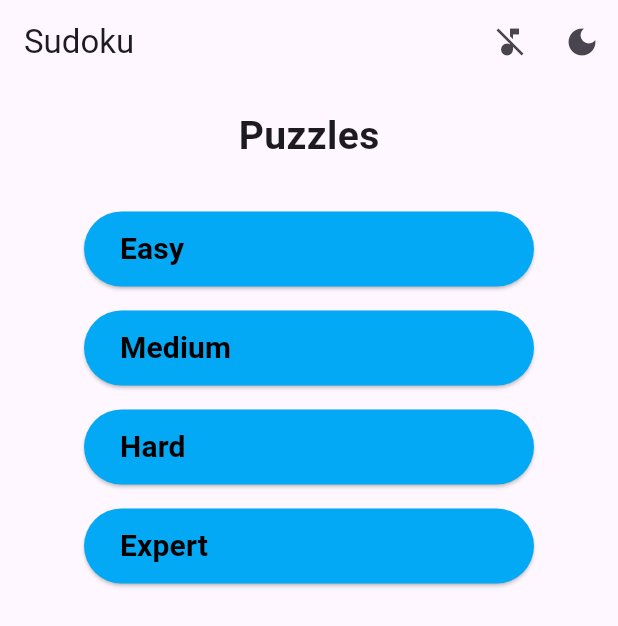
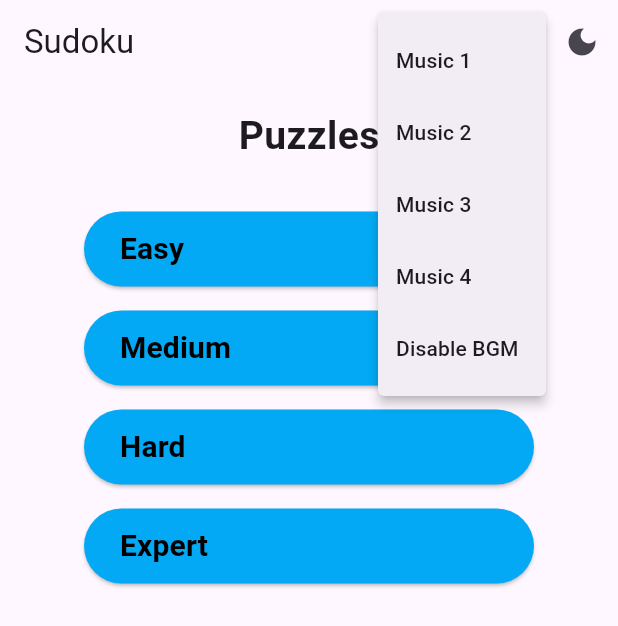
Before and after one commit to bh4bxl/sudoku_app, a Flutter app: the screen it shows after launch, after a tap on the "music note" icon, on a phone screen of 412 x 824 dp. Shown: the top 626 px of the screen. Run offline on Flutter 3.47's test engine with Material 3 defaults, Android fonts, the light colour scheme and no system bars; our stand-ins replace just_audio.

Commit message:
Add CommonAppBar for all pages, add bgm switching
Signed-off-by: BH4BXL <bh4bxl@gmail.com>

```diff
--- /dev/null
+++ b/lib/common_app_bar.dart
@@ -0,0 +1,74 @@
+import 'package:flutter/material.dart';
+import 'package:sudoku_app/services/bgm_service.dart';
+
+enum BgmAction { bgm1, bgm2, bgm3, bgm4, disable }
+
+class CommonAppBar extends StatelessWidget implements PreferredSizeWidget {
+  final String title;
+  final VoidCallback onToggleTheme;
+  final ThemeMode themeMode;
+  final List<Widget>? actions;
+  final bool showBack;
+
+  const CommonAppBar({
+    super.key,
+    required this.title,
+    required this.onToggleTheme,
+    required this.themeMode,
+    this.actions,
+    this.showBack = true,
+  });
+
+  @override
+  Size get preferredSize => const Size.fromHeight(kToolbarHeight);
+
+  @override
+  Widget build(BuildContext context) {
+    final canGoBack = Navigator.of(context).canPop();
+    return AppBar(
+      title: Text(title),
+      automaticallyImplyLeading: showBack && canGoBack,
+      actions: [
+        if (actions != null) ...actions!,
+        ValueListenableBuilder<bool>(
+          valueListenable: BgmService.instance.isPlaying,
+          builder: (_, isPlaying, _) {
+            return PopupMenuButton(
+              icon: Icon(isPlaying ? Icons.music_note : Icons.music_off),
+              onSelected: (value) async {
+                switch (value) {
+                  case BgmAction.bgm1:
+                    await BgmService.instance.selectAndPlay(0);
+                    break;
+                  case BgmAction.bgm2:
+                    await BgmService.instance.selectAndPlay(1);
+                    break;
+                  case BgmAction.bgm3:
+                    await BgmService.instance.selectAndPlay(2);
+                    break;
+                  case BgmAction.bgm4:
+                    await BgmService.instance.selectAndPlay(3);
+                    break;
+                  case BgmAction.disable:
+                    await BgmService.instance.stop();
+                    break;
+                }
+              },
+              itemBuilder: (context) => [
+                const PopupMenuItem(value: BgmAction.bgm1, child: Text("Music 1")),
+                const PopupMenuItem(value: BgmAction.bgm2, child: Text("Music 2")),
+                const PopupMenuItem(value: BgmAction.bgm3, child: Text("Music 3")),
+                const PopupMenuItem(value: BgmAction.bgm4, child: Text("Music 4")),
+                const PopupMenuItem(value: BgmAction.disable, child: Text("Disable BGM")),
+              ],
+            );
+          },
+        ),
+        IconButton(
+          onPressed: onToggleTheme,
+          icon: Icon(themeMode == ThemeMode.light ? Icons.dark_mode : Icons.light_mode),
+        ),
+      ],
+    );
+  }
+}
--- a/lib/main.dart
+++ b/lib/main.dart
@@ -1,8 +1,11 @@
 import 'package:flutter/material.dart';
 import 'package:sudoku_app/board.dart';
+import 'package:sudoku_app/common_app_bar.dart';
 import 'package:sudoku_app/sudoku.dart';
 import 'package:sudoku_app/services/bgm_service.dart';
 import 'package:sudoku_app/services/sfx_service.dart';
+
+enum BgmAction { bgm1, bgm2, bgm3, bgm4, disable }
 
 void main() async {
   WidgetsFlutterBinding.ensureInitialized();
@@ -20,18 +23,10 @@ class SudokuApp extends StatefulWidget {
 
 class _SudokuAppState extends State<SudokuApp> {
   ThemeMode _themeMode = ThemeMode.light;
-  bool _musicOn = true;
 
   void _toggleTheme() {
     setState(() {
       _themeMode = _themeMode == ThemeMode.light ? ThemeMode.dark : ThemeMode.light;
-    });
-  }
-
-  void _onOffMusic() {
-    setState(() {
-      _musicOn = !_musicOn;
-      _musicOn ? BgmService.instance.play() : BgmService.instance.stop();
     });
   }
 
@@ -68,12 +63,7 @@ class _SudokuAppState extends State<SudokuApp> {
           error: Colors.red,
         ),
       ),
-      home: HomePage(
-        onToggleTheme: _toggleTheme,
-        themeMode: _themeMode,
-        onOffMusic: _onOffMusic,
-        musicOn: _musicOn,
-      ),
+      home: HomePage(onToggleTheme: _toggleTheme, themeMode: _themeMode),
     );
   }
 }
@@ -81,16 +71,8 @@ class _SudokuAppState extends State<SudokuApp> {
 class HomePage extends StatefulWidget {
   final VoidCallback onToggleTheme;
   final ThemeMode themeMode;
-  final VoidCallback onOffMusic;
-  final bool musicOn;
 
-  const HomePage({
-    super.key,
-    required this.onToggleTheme,
-    required this.themeMode,
-    required this.onOffMusic,
-    required this.musicOn,
-  });
+  const HomePage({super.key, required this.onToggleTheme, required this.themeMode});
 
   @override
   State<HomePage> createState() => _HomePageState();
@@ -100,7 +82,7 @@ class _HomePageState extends State<HomePage> {
   @override
   void initState() {
     super.initState();
-    BgmService.instance.play();
+    BgmService.instance.selectAndPlay(0);
   }
 
   Widget _buildLevelButton(BuildContext context, Difficulty difficulty) {
@@ -127,8 +109,6 @@ class _HomePageState extends State<HomePage> {
             builder: (context) => BoardPage(
               onToggleTheme: widget.onToggleTheme,
               themeMode: widget.themeMode,
-              onOffMusic: widget.onOffMusic,
-              musicOn: widget.musicOn,
               difficulty: difficulty,
             ),
           ),
@@ -144,18 +124,10 @@ class _HomePageState extends State<HomePage> {
   @override
   Widget build(BuildContext context) {
     return Scaffold(
-      appBar: AppBar(
-        title: const Text('Sudoku'),
-        actions: [
-          IconButton(
-            icon: Icon(widget.musicOn ? Icons.music_note : Icons.music_off),
-            onPressed: widget.onOffMusic,
-          ),
-          IconButton(
-            onPressed: widget.onToggleTheme,
-            icon: Icon(widget.themeMode == ThemeMode.light ? Icons.dark_mode : Icons.light_mode),
-          ),
-        ],
+      appBar: CommonAppBar(
+        title: 'Sudoku',
+        onToggleTheme: widget.onToggleTheme,
+        themeMode: widget.themeMode,
       ),
       body: Center(
         child: Column(
--- a/lib/services/bgm_service.dart
+++ b/lib/services/bgm_service.dart
@@ -1,3 +1,4 @@
+import 'package:flutter/cupertino.dart';
 import 'package:just_audio/just_audio.dart';
 
 class BgmService {
@@ -5,23 +6,65 @@ class BgmService {
   static final BgmService instance = BgmService._privateConstructor();
 
   final AudioPlayer _player = AudioPlayer();
+  final List<String> tracks = [
+    'assets/audio/bgm/background0.ogg',
+    'assets/audio/bgm/background1.ogg',
+    'assets/audio/bgm/background2.ogg',
+    'assets/audio/bgm/background3.ogg',
+  ];
+
+  final ValueNotifier<int?> selectedIndex = ValueNotifier<int?>(null);
+  final ValueNotifier<bool> isPlaying = ValueNotifier<bool>(false);
 
   Future<void> init() async {
-    await _player.setAsset('assets/audio/bgm/background0.ogg');
     _player.setLoopMode(LoopMode.one);
+    _player.playerStateStream.listen((state) {
+      isPlaying.value = state.playing;
+    });
     _player.setVolume(0.4);
   }
 
-  void play() {
-    _player.play();
+  Future<void> selectAndPlay(int index) async {
+    if (index < 0 || index >= tracks.length) return;
+    if (selectedIndex.value == index && isPlaying.value) {
+      return;
+    }
+
+    selectedIndex.value = index;
+
+    final src = tracks[index];
+    try {
+      await _player.setAsset(src);
+      _player.setLoopMode(LoopMode.one);
+      await _player.play();
+      isPlaying.value = true;
+    } catch (e) {
+      isPlaying.value = false;
+      debugPrint('BGM load/play error: $e');
+    }
   }
 
-  void stop() {
-    _player.stop();
+  Future<void> togglePlayPause() async {
+    if (_player.playing) {
+      await _player.pause();
+      isPlaying.value = false;
+    } else {
+      if (selectedIndex.value == null) {
+        await selectAndPlay(0);
+      } else {
+        await _player.play();
+        isPlaying.value = true;
+      }
+    }
   }
 
-  void setVolume(double volume) {
-    _player.setVolume(volume);
+  Future<void> stop() async {
+    await _player.stop();
+    isPlaying.value = false;
+  }
+
+  Future<void> setVolume(double volume) async {
+    await _player.setVolume(volume.clamp(0.0, 1.0));
   }
 
   Future<void> dispose() async {
--- a/pubspec.yaml
+++ b/pubspec.yaml
@@ -65,6 +65,8 @@ flutter:
   assets:
     - assets/audio/bgm/background0.ogg
     - assets/audio/bgm/background1.ogg
+    - assets/audio/bgm/background2.ogg
+    - assets/audio/bgm/background3.ogg
     - assets/audio/sfx/tap.ogg
     - assets/audio/sfx/error.ogg
     - assets/audio/sfx/complete.ogg
```
Also changed, not shown: lib/board.dart (+7 -22 lines), 2 other files.
